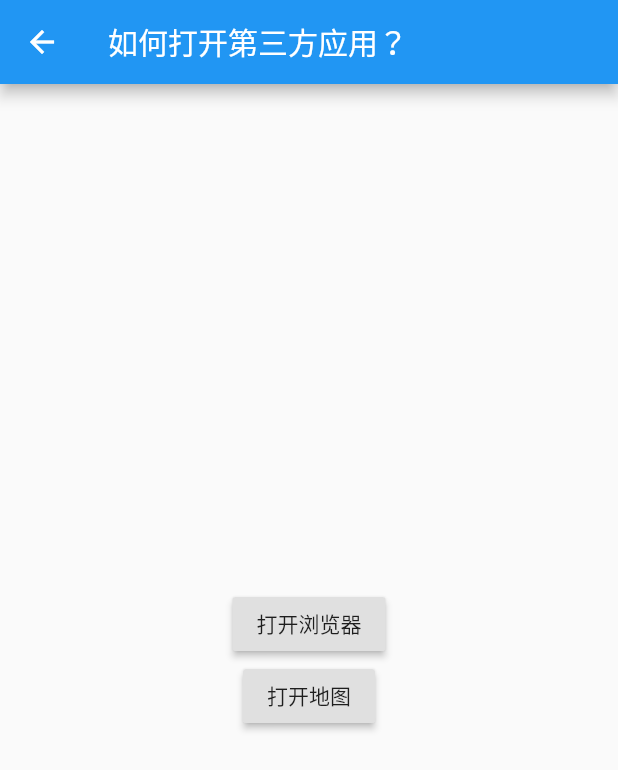
After one commit to yidinghe/flutter_travel, a Flutter app: the LaunchPage screen opened directly, after a tap on "打开地图", on a phone screen of 412 x 824 dp. The commit adds this screen. Shown: the top 770 px of the screen. Run offline on Flutter 3.47's test engine with Material 2 defaults, Android fonts, the phone set to English and light mode, and no system bars; network calls fail.

Commit message:
Added url_launcher.

```diff
--- a/lib/demo/demo_main.dart
+++ b/lib/demo/demo_main.dart
@@ -1,6 +1,7 @@
 import 'package:flutter/material.dart';
 import 'package:flutter_travel/demo/flutter_layout_page.dart';
 import 'package:flutter_travel/demo/gesture_page.dart';
+import 'package:flutter_travel/demo/launch_page.dart';
 import 'package:flutter_travel/demo/less_group_page.dart';
 import 'package:flutter_travel/demo/stateful_group_page.dart';
 
@@ -27,7 +28,7 @@ class MyApp extends StatelessWidget {
           'layout': (BuildContext context) => FlutterLayoutPage(),
           'gesture': (BuildContext context) => GesturePage(),
 //          'res': (BuildContext context) => ResPage(),
-//          'launch': (BuildContext context) => LaunchPage(),
+          'launch': (BuildContext context) => LaunchPage(),
 //          'photo': (BuildContext context) => PhotoApp(),
         });
   }
@@ -59,7 +60,7 @@ class _RouteNavigatorState extends State<RouteNavigator> {
           _item('如何进行Flutter布局开发', FlutterLayoutPage(), 'layout'),
           _item('如何检测用户手势以及处理点击事件？', GesturePage(), 'gesture'),
 //          _item('如何导入和使用Flutter的资源文件？', ResPage(), 'res'),
-//          _item('如何打开第三方应用？', LaunchPage(), 'launch'),
+          _item('如何打开第三方应用？', LaunchPage(), 'launch'),
 //          _item('【实战尝鲜】拍照APP开发', PhotoApp(), 'photo'),
         ],
       ),
--- /dev/null
+++ b/lib/demo/launch_page.dart
@@ -0,0 +1,65 @@
+import 'package:flutter/material.dart';
+import 'package:url_launcher/url_launcher.dart';
+
+///如何打开第三方应用？
+class LaunchPage extends StatefulWidget {
+  @override
+  _LaunchPageState createState() => _LaunchPageState();
+}
+
+class _LaunchPageState extends State<LaunchPage> {
+  @override
+  Widget build(BuildContext context) {
+    return Scaffold(
+      appBar: AppBar(
+        title: Text('如何打开第三方应用？'),
+        leading: GestureDetector(
+          onTap: () {
+            Navigator.pop(context);
+          },
+          child: Icon(Icons.arrow_back),
+        ),
+      ),
+      body: Center(
+        child: Column(
+          mainAxisAlignment: MainAxisAlignment.center,
+          children: <Widget>[
+            RaisedButton(
+              onPressed: () => _launchURL(),
+              child: Text('打开浏览器'),
+            ),
+            RaisedButton(
+              onPressed: () => _openMap(),
+              child: Text('打开地图'),
+            )
+          ],
+        ),
+      ),
+    );
+  }
+
+  _launchURL() async {
+    const url = 'http://www.devio.org/';
+    if (await canLaunch(url)) {
+      await launch(url);
+    } else {
+      throw 'Could not launch $url';
+    }
+  }
+
+  _openMap() async {
+    // Android
+    const url = 'geo:52.32,4.917'; //APP提供者提供的 schema
+    if (await canLaunch(url)) {
+      await launch(url);
+    } else {
+      //iOS
+      const url = 'http://maps.apple.com/?ll=52.32,4.917';
+      if (await canLaunch(url)) {
+        await launch(url);
+      } else {
+        throw 'Could not launch $url';
+      }
+    }
+  }
+}
--- a/pubspec.yaml
+++ b/pubspec.yaml
@@ -23,6 +23,7 @@ dependencies:
   # The following adds the Cupertino Icons font to your application.
   # Use with the CupertinoIcons class for iOS style icons.
   cupertino_icons: ^0.1.2
+  url_launcher: ^5.0.2
 
 dev_dependencies:
   flutter_test:
```
Also changed, not shown: 5 other files.
